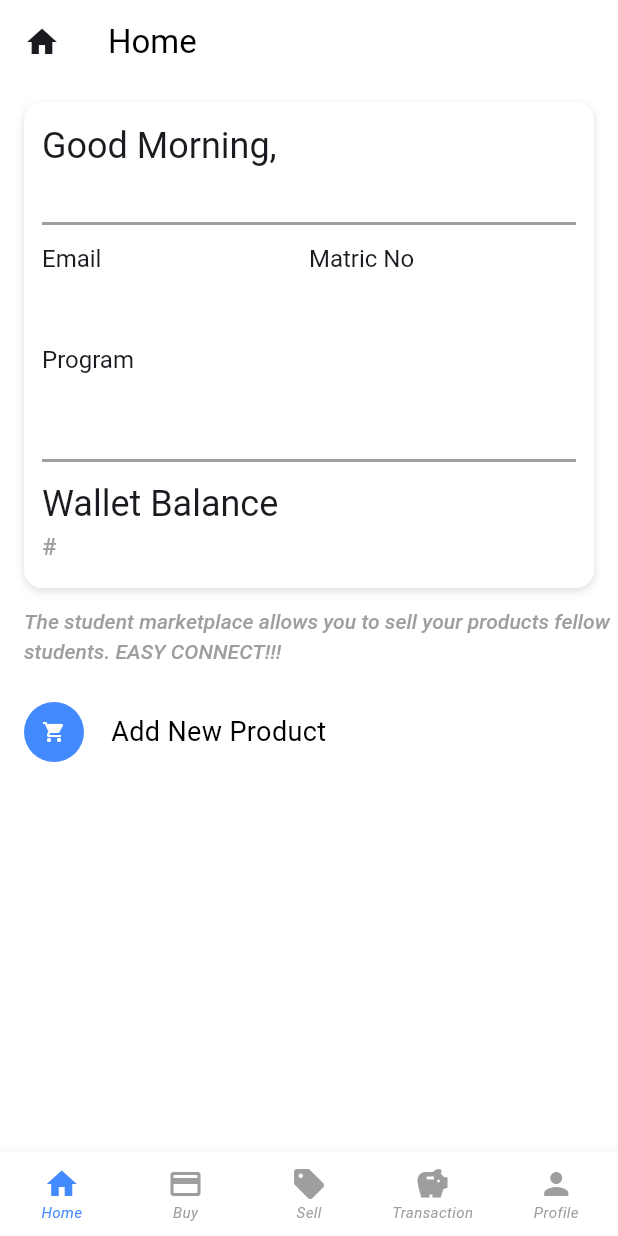
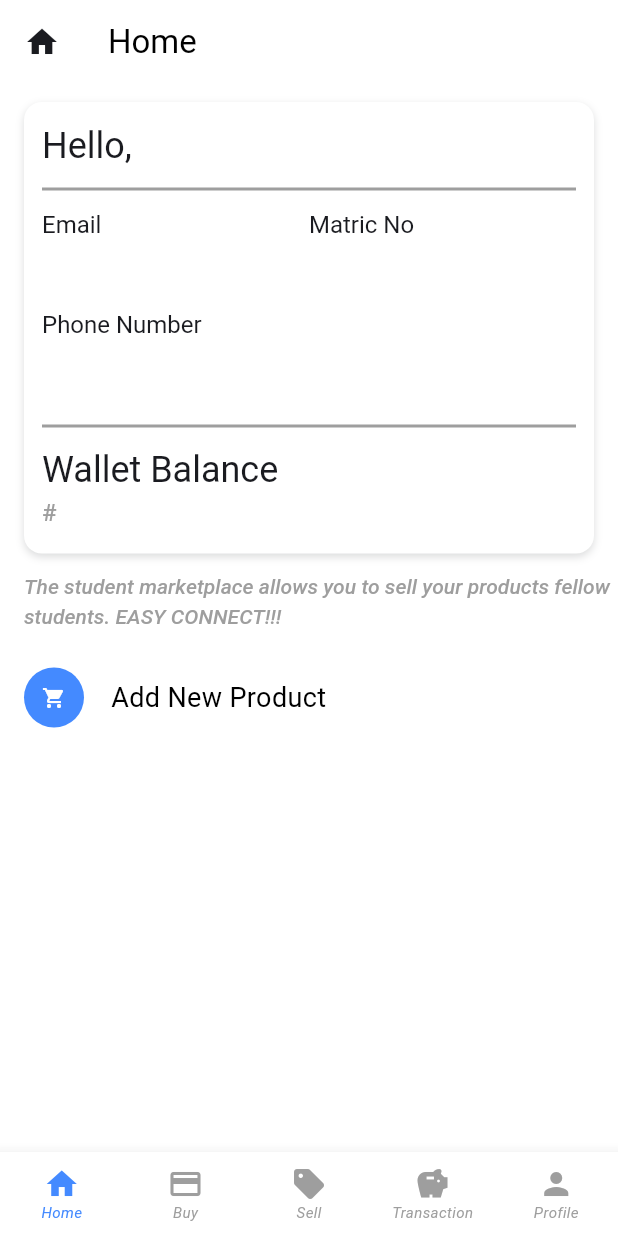
Before and after one commit to Lucasdeekay/StudentMarketplaceApp, a Flutter app: the DashboardScreen screen opened directly with empty values, on a phone screen of 412 x 824 dp. Run offline on Flutter 3.47's test engine with Material 3 defaults, Android fonts, the phone set to English and light mode, and no system bars; our stand-ins replace another_flushbar, auto_size_text, cached_network_image; missing offline and left inert: flutter_paystack; network calls fail; Roboto replaces fonts that are missing (Outfit, Plus Jakarta Sans); statements that could not run were skipped.

Commit message:
Updated changes

```diff
--- a/lib/components/bottom_nav.dart
+++ b/lib/components/bottom_nav.dart
@@ -9,7 +9,7 @@ import '../pages/payment_screen.dart';
 
 
 
-Widget BottomBar(BuildContext context, int index, String firstName, String lastName, String email, String matricNumber, String username, String user_id, String program){
+Widget BottomBar(BuildContext context, int index, String firstName, String lastName, String email, String matricNumber, String username, String user_id, String phone_number){
   return BottomNavigationBar(
     // Navigation Bar at the bottom
     backgroundColor: Colors.white,
@@ -54,22 +54,22 @@ Widget BottomBar(BuildContext context, int index, String firstName, String lastN
       // Handle navigation here
       if (index == 0) {
         // Navigate to the Product
-        Navigator.of(context).push(createRoute(DashboardScreen(firstName: firstName, lastName: lastName, email: email, matricNumber: matricNumber, username: username, user_id: user_id, program: program,)));
+        Navigator.of(context).push(createRoute(DashboardScreen(firstName: firstName, lastName: lastName, email: email, matricNumber: matricNumber, username: username, user_id: user_id, phone_number: phone_number,)));
       } else if (index == 1) {
         // Navigate to profile
-        Navigator.of(context).push(createRoute(SearchProductScreen(firstName: firstName, lastName: lastName, email: email, matricNumber: matricNumber, username: username, user_id: user_id, program: program,)));
+        Navigator.of(context).push(createRoute(SearchProductScreen(firstName: firstName, lastName: lastName, email: email, matricNumber: matricNumber, username: username, user_id: user_id, phone_number: phone_number,)));
       }
       else if (index == 2) {
         // Navigate to profile
-        Navigator.of(context).push(createRoute(MyProductsScreen(firstName: firstName, lastName: lastName, email: email, matricNumber: matricNumber, username: username, user_id: user_id, program: program,)));
+        Navigator.of(context).push(createRoute(MyProductsScreen(firstName: firstName, lastName: lastName, email: email, matricNumber: matricNumber, username: username, user_id: user_id, phone_number: phone_number,)));
       }
       else if (index == 3) {
         // Navigate to profile
-        Navigator.of(context).push(createRoute(PaymentScreen(firstName: firstName, lastName: lastName, email: email, matricNumber: matricNumber, username: username, user_id: user_id, program: program,)));
+        Navigator.of(context).push(createRoute(PaymentScreen(firstName: firstName, lastName: lastName, email: email, matricNumber: matricNumber, username: username, user_id: user_id, phone_number: phone_number,)));
       }
       else if (index == 4) {
         // Navigate to profile
-        Navigator.of(context).push(createRoute(ProfileScreen(firstName: firstName, lastName: lastName, email: email, matricNumber: matricNumber, username: username, user_id: user_id, program: program,)));
+        Navigator.of(context).push(createRoute(ProfileScreen(firstName: firstName, lastName: lastName, email: email, matricNumber: matricNumber, username: username, user_id: user_id, phone_number: phone_number,)));
       }
     },
   );
--- a/lib/pages/dashboard.dart
+++ b/lib/pages/dashboard.dart
@@ -1,8 +1,13 @@
+import 'dart:convert';
+
 import 'package:flutter/material.dart';
 import 'package:flutter/services.dart';
 import 'package:student_marketplace/pages/create_product.dart';
+import '../components/alert_manager.dart';
 import '../components/bottom_nav.dart';
+import '../components/greeting.dart';
 import '../components/route_manager.dart';
+import 'package:http/http.dart' as http;
 
 
 class DashboardScreen extends StatefulWidget {
@@ -12,7 +17,7 @@ class DashboardScreen extends StatefulWidget {
   final String matricNumber;
   final String username;
   final String user_id;
-  final String program;
+  final String phone_number;
 
   const DashboardScreen(
       {Key? key,
@@ -22,7 +27,7 @@ class DashboardScreen extends StatefulWidget {
         required this.matricNumber,
         required this.username,
         required this.user_id,
-        required this.program})
+        required this.phone_number})
       : super(key: key);
 
   @override
@@ -36,7 +41,7 @@ class _DashboardScreenState extends State<DashboardScreen> {
   String matricNumber = '';
   String username = '';
   String user_id = '';
-  String program = '';
+  String phone_number = '';
   String balance = '';
 
 
@@ -49,15 +54,14 @@ class _DashboardScreenState extends State<DashboardScreen> {
     matricNumber = widget.matricNumber;
     username = widget.username;
     user_id = widget.user_id;
-    program = widget.program;
+    phone_number = widget.phone_number;
+    fetchData();
   }
 
   Future<void> fetchData() async {
-
     try {
-      final response = await http.get(Uri.parse(
-          'https://localhost:8000/dashboard'));
-
+      final response = await http.get(Uri.parse('https://studentmarketplace.pythonanywhere.com/dashboard/?user_id=$user_id'));
+      print(json.decode(response.body));
       if (response.statusCode == 200) {
         final data = json.decode(response.body);
 
@@ -130,21 +134,11 @@ class _DashboardScreenState extends State<DashboardScreen> {
                       crossAxisAlignment: CrossAxisAlignment.start,
                       children: [
                         Text(
-                          'Good Morning,',
+                          'Hello, $lastName $firstName',
                           style: TextStyle(
                             fontWeight: FontWeight.w400,
                             fontSize: 24.0,
                             fontFamily: 'Outfit',
-                            letterSpacing: 0,
-                          ),
-                        ),
-                        Text(
-                          '$lastName $firstName',
-                          style: TextStyle(
-                            fontWeight: FontWeight.w500,
-                            fontSize: 16.0,
-                            fontFamily: 'Plus Jakarta Sans',
-                            color: Colors.grey,
                             letterSpacing: 0,
                           ),
                         ),
@@ -224,7 +218,7 @@ class _DashboardScreenState extends State<DashboardScreen> {
                                 crossAxisAlignment: CrossAxisAlignment.start,
                                 children: [
                                   Text(
-                                    'Program',
+                                    'Phone Number',
                                     style: TextStyle(
                                       fontWeight: FontWeight.normal,
                                       fontSize: 16,
@@ -237,7 +231,7 @@ class _DashboardScreenState extends State<DashboardScreen> {
                                     crossAxisAlignment: CrossAxisAlignment.center,
                                     children: [
                                       Text(
-                                        '$program',
+                                        '$phone_number',
                                         style: TextStyle(
                                           fontWeight: FontWeight.bold,
                                           fontSize: 14.0,
@@ -360,7 +354,7 @@ class _DashboardScreenState extends State<DashboardScreen> {
         ),
       ),
       bottomNavigationBar: BottomBar(context, 0, firstName, lastName, email,
-          matricNumber, username, user_id, program),
+          matricNumber, username, user_id, phone_number),
     );
   }
 }
--- a/lib/pages/forgot_password.dart
+++ b/lib/pages/forgot_password.dart
@@ -158,9 +158,8 @@ class _ForgotPasswordScreenState extends State<ForgotPasswordScreen> {
 
                                 infoFlushbar(context, "Loading...", "Signing in your account...");
 
-                                // Replace 'http://your_django_api_url/login' with your actual endpoint
                                 final response = await http.post(
-                                  Uri.parse('https://localhost:8000/forgot_password'),
+                                  Uri.parse('https://studentmarketplace.pythonanywhere.com/forgot_password'),
                                   headers: {
                                     'Content-Type': 'application/json',
                                   },
--- a/lib/pages/my_products.dart
+++ b/lib/pages/my_products.dart
@@ -183,9 +183,9 @@ class MyProductsScreen extends StatefulWidget {
   final String matricNumber;
   final String username;
   final String user_id;
-  final String program;
+  final String phone_number;
 
-  const MyProductsScreen({Key? key, required this.firstName, required this.lastName, required this.email, required this.matricNumber, required this.username, required this.user_id, required this.program}) : super(key: key);
+  const MyProductsScreen({Key? key, required this.firstName, required this.lastName, required this.email, required this.matricNumber, required this.username, required this.user_id, required this.phone_number}) : super(key: key);
 
   @override
   _MyProductsScreenState createState() => _MyProductsScreenState();
@@ -198,26 +198,26 @@ class _MyProductsScreenState extends State<MyProductsScreen> {
   String matricNumber = '';
   String username = '';
   String user_id = '';
-  String program = '';
+  String phone_number = '';
   ProductList? products;
 
   @override
   void initState() {
     super.initState();
-    fetchData();
     firstName = widget.firstName;
     lastName = widget.lastName;
     email = widget.email;
     matricNumber = widget.matricNumber;
     username = widget.username;
     user_id = widget.user_id;
-    program = widget.program;
+    phone_number = widget.phone_number;
+    fetchData();
   }
 
   Future<void> fetchData() async {
 
     try {
-      final response = await http.get(Uri.parse('https://localhost:8000/products'));
+      final response = await http.get(Uri.parse('https://studentmarketplace.pythonanywhere.com/products/?user_id=$user_id/'));
 
       if (response.statusCode == 200) {
         final data = json.decode(response.body);
@@ -297,7 +297,7 @@ class _MyProductsScreenState extends State<MyProductsScreen> {
           ],
         ),
       ),
-      bottomNavigationBar: BottomBar(context, 2, firstName, lastName, email, matricNumber, username, user_id, program),
+      bottomNavigationBar: BottomBar(context, 2, firstName, lastName, email, matricNumber, username, user_id, phone_number),
     );
   }
 }
--- a/lib/pages/payment_screen.dart
+++ b/lib/pages/payment_screen.dart
@@ -16,7 +16,7 @@ class PaymentScreen extends StatefulWidget {
   final String matricNumber;
   final String username;
   final String user_id;
-  final String program;
+  final String phone_number;
 
   const PaymentScreen(
       {Key? key,
@@ -26,7 +26,7 @@ class PaymentScreen extends StatefulWidget {
         required this.matricNumber,
         required this.username,
         required this.user_id,
-        required this.program})
+        required this.phone_number})
       : super(key: key);
 
   @override
@@ -46,11 +46,11 @@ class _PaymentScreenState extends State<PaymentScreen> {
   String matricNumber = '';
   String username = '';
   String user_id = '';
-  String program = '';
+  String phone_number = '';
 
   final emailRegex = RegExp(r"[a-zA-Z0-9.!#$%&'*+/=?^_`{|}~-]+@[a-zA-Z0-9](?:[a-zA-Z0-9-]{0,61}[a-zA-Z0-9])?(?:\.[a-zA-Z0-9](?:[a-zA-Z0-9-]{0,61}[a-zA-Z0-9])?)*");
 
-  var publicKey = '';
+  var publicKey = 'pk_test_0f30abd4793da6f7064c7a7fafd0fefa0c9d50d9';
   final plugin = PaystackPlugin();
 
   @override
@@ -62,7 +62,7 @@ class _PaymentScreenState extends State<PaymentScreen> {
     matricNumber = widget.matricNumber;
     username = widget.username;
     user_id = widget.user_id;
-    program = widget.program;
+    phone_number = widget.phone_number;
     plugin.initialize(publicKey: publicKey);
     generateTransactionRef();
   }
@@ -337,7 +337,7 @@ class _PaymentScreenState extends State<PaymentScreen> {
         ],
       ),
       bottomNavigationBar: BottomBar(context, 3, firstName, lastName, email,
-          matricNumber, username, user_id, program),
+          matricNumber, username, user_id, phone_number),
     );
   }
 
@@ -373,7 +373,7 @@ class _PaymentScreenState extends State<PaymentScreen> {
 
   void savePaymentData(String amount, String description) async {
     String apiUrl;
-    description == 'Deposit' ? apiUrl = 'https://localhost:8000/wallet/deposit/' : apiUrl = 'https://localhost:8000/wallet/withdraw/';
+    description == 'Deposit' ? apiUrl = 'https://studentmarketplace.pythonanywhere.com/wallet/deposit/?user_id=$user_id/' : apiUrl = 'https://studentmarketplace.pythonanywhere.com/wallet/withdraw/?user_id=$user_id/';
     final headers = {'Content-Type': 'application/json'};
     final data = {
       'amount': amount,
--- a/lib/pages/product_detail.dart
+++ b/lib/pages/product_detail.dart
@@ -201,19 +201,20 @@ class _ProductDetailScreenState extends State<ProductDetailScreen> {
                           onPressed: () async {
                             // Handle button press action
                             final response = await http.delete(
-                              Uri.parse('https://localhost:8000/products/$product_id/delete')
+                              Uri.parse('https://studentmarketplace.pythonanywhere.com/products/$product_id/delete/')
                             );
 
                             if (response.statusCode == 200) {
                               // Login successful! Parse the response (replace with your actual data structure)
                               var data = jsonDecode(response.body);
                               String successMessage = data['success'];
+                              data = data['student'];
 
                               successFlushbar(context, "Success", successMessage);
                               Future.delayed(Duration(seconds: 3), () {
                                 // Pass the token to the home screen (or handle it appropriately)
                                 Navigator.of(context).pushAndRemoveUntil(
-                                  createRoute(MyProductsScreen(firstName:data['first_name'], lastName: data['last_name'], email: data['email'], matricNumber: data['matric_no'], username: data['username'], user_id: data['user_id'], program: data['program'],)),
+                                  createRoute(MyProductsScreen(firstName:data['first_name'], lastName: data['last_name'], email: data['email'], matricNumber: data['matric_no'], username: data['user_username'], user_id: '${data['user']}', phone_number: data['phone_number'],)),
                                       (route) => false,
                                 );
                               });
--- a/lib/pages/profile.dart
+++ b/lib/pages/profile.dart
@@ -14,9 +14,9 @@ class ProfileScreen extends StatefulWidget {
   final String matricNumber;
   final String username;
   final String user_id;
-  final String program;
+  final String phone_number;
 
-  const ProfileScreen({Key? key, required this.firstName, required this.lastName, required this.email, required this.matricNumber, required this.username, required this.user_id, required this.program}) : super(key: key);
+  const ProfileScreen({Key? key, required this.firstName, required this.lastName, required this.email, required this.matricNumber, required this.username, required this.user_id, required this.phone_number}) : super(key: key);
 
   @override
   _ProfileScreenState createState() => _ProfileScreenState();
@@ -29,7 +29,7 @@ class _ProfileScreenState extends State<ProfileScreen> {
   String matricNumber = '';
   String username = '';
   String user_id = '';
-  String program = '';
+  String phone_number = '';
 
   @override
   void initState() {
@@ -40,7 +40,7 @@ class _ProfileScreenState extends State<ProfileScreen> {
     matricNumber = widget.matricNumber;
     username = widget.username;
     user_id = widget.user_id;
-    program = widget.program;
+    phone_number = widget.phone_number;
   }
 
   @override
@@ -260,7 +260,7 @@ class _ProfileScreenState extends State<ProfileScreen> {
                               highlightColor: Colors.transparent,
                               onTap: () async {
                                 final response = await http.post(
-                                  Uri.parse('https://www.priceprediction.com.ng/logout'),
+                                  Uri.parse('https://studentmarketplace.pythonanywhere.com/logout'),
                                   headers: {
                                     'Content-Type': 'application/json',
                                   },
@@ -317,7 +317,7 @@ class _ProfileScreenState extends State<ProfileScreen> {
           ],
         ),
       ),
-      bottomNavigationBar: BottomBar(context, 4, firstName, lastName, email, matricNumber, username, user_id, program),
+      bottomNavigationBar: BottomBar(context, 4, firstName, lastName, email, matricNumber, username, user_id, phone_number),
     );
   }
 }
--- a/lib/pages/retrieve_password.dart
+++ b/lib/pages/retrieve_password.dart
@@ -274,9 +274,8 @@ class _RetrievePasswordScreenState extends State<RetrievePasswordScreen> {
 
                                 infoFlushbar(context, "Loading...", "Signing in your account...");
 
-                                // Replace 'http://your_django_api_url/login' with your actual endpoint
                                 final response = await http.post(
-                                  Uri.parse('https://localhost:8000/retrieve_password'),
+                                  Uri.parse('https://studentmarketplace.pythonanywhere.com/retrieve_password'),
                                   headers: {
                                     'Content-Type': 'application/json',
                                   },
--- a/lib/pages/search_products.dart
+++ b/lib/pages/search_products.dart
@@ -18,9 +18,10 @@ class ProductItem extends StatelessWidget {
   final String available_quantity;
   final String category;
   final String image;
+  final String user_id;
 
 
-  ProductItem({required this.product_id, required this.title, required this.description, required this.price, required this.available_quantity, required this.category, required this.image});
+  ProductItem({required this.product_id, required this.title, required this.description, required this.price, required this.available_quantity, required this.category, required this.image, required this.user_id});
 
   @override
   Widget build(BuildContext context) {
@@ -34,7 +35,7 @@ class ProductItem extends StatelessWidget {
           onTap: () async {
             // Handle "Sign In" tap (e.g., navigate to sign in screen)
             Navigator.of(context)
-                .push(createRoute(PurchaseProductScreen(product_id: product_id, title: title, description: description, price: price, available_quantity: available_quantity, image: image)));
+                .push(createRoute(PurchaseProductScreen(product_id: product_id, title: title, description: description, price: price, available_quantity: available_quantity, image: image, user_id: user_id)));
           },
           child: Container(
             width: double.infinity,
@@ -160,7 +161,7 @@ class ProductList {
 
   ProductList({required this.items});
 
-  factory ProductList.fromJson(List<dynamic> json) {
+  factory ProductList.fromJson(List<dynamic> json, String user_id) {
     List<ProductItem> items = [];
 
     for (var item in json) {
@@ -172,6 +173,7 @@ class ProductList {
         available_quantity: '${item['available_quantity']}',
         category: '${item['category']}',
         image: '${item['image']}',
+        user_id: user_id,
       ));
     }
 
@@ -186,7 +188,7 @@ class SearchProductScreen extends StatefulWidget {
   final String matricNumber;
   final String username;
   final String user_id;
-  final String program;
+  final String phone_number;
 
   const SearchProductScreen(
       {Key? key,
@@ -196,7 +198,7 @@ class SearchProductScreen extends StatefulWidget {
       required this.matricNumber,
       required this.username,
       required this.user_id,
-      required this.program})
+      required this.phone_number})
       : super(key: key);
 
   @override
@@ -210,7 +212,7 @@ class _SearchProductScreenState extends State<SearchProductScreen> {
   String matricNumber = '';
   String username = '';
   String user_id = '';
-  String program = '';
+  String phone_number = '';
   ProductList? products;
 
   TextEditingController searchBarTextController = TextEditingController();
@@ -224,19 +226,19 @@ class _SearchProductScreenState extends State<SearchProductScreen> {
     matricNumber = widget.matricNumber;
     username = widget.username;
     user_id = widget.user_id;
-    program = widget.program;
+    phone_number = widget.phone_number;
   }
 
   Future<void> fetchData(searchText) async {
     try {
       final response = await http
-          .get(Uri.parse('https://www.priceprediction.com.ng/dashboard'));
+          .get(Uri.parse('https://studentmarketplace.pythonanywhere.com/dashboard/?user_id=$user_id/'));
 
       if (response.statusCode == 200) {
         final data = json.decode(response.body);
 
         setState(() {
-          products = ProductList.fromJson(data['products']);
+          products = ProductList.fromJson(data['products'], user_id);
         });
       } else {
         // Handle API error
@@ -320,7 +322,7 @@ class _SearchProductScreenState extends State<SearchProductScreen> {
                           borderRadius: BorderRadius.circular(8),
                         ),
                         filled: true,
-                        fillColor: Colors.grey,
+                        fillColor: Colors.white,
                       ),
                       style: const TextStyle(
                         fontSize: 16.0,
@@ -406,7 +408,7 @@ class _SearchProductScreenState extends State<SearchProductScreen> {
         ),
       ),
       bottomNavigationBar: BottomBar(context, 1, firstName, lastName, email,
-          matricNumber, username, user_id, program),
+          matricNumber, username, user_id, phone_number),
     );
   }
 }
--- a/lib/pages/sign_in.dart
+++ b/lib/pages/sign_in.dart
@@ -249,9 +249,8 @@ class _SignInScreenState extends State<SignInScreen> {
                                 infoFlushbar(context, "Loading...",
                                     "Signing in your account...");
 
-                                // Replace 'http://your_django_api_url/login' with your actual endpoint
                                 final response = await http.post(
-                                  Uri.parse('https://localhost:8000/login'),
+                                  Uri.parse('https://studentmarketplace.pythonanywhere.com/login'),
                                   headers: {
                                     'Content-Type': 'application/json',
                                   },
@@ -265,12 +264,13 @@ class _SignInScreenState extends State<SignInScreen> {
                                   // Login successful! Parse the response (replace with your actual data structure)
                                   var data = jsonDecode(response.body);
                                   String successMessage = data['success'];
+                                  data = data["student"];
 
                                   successFlushbar(context, "Success", successMessage);
                                   Future.delayed(Duration(seconds: 3), () {
                                     // Pass the token to the home screen (or handle it appropriately)
                                     Navigator.of(context).pushAndRemoveUntil(
-                                      createRoute(DashboardScreen(firstName:data['first_name'], lastName: data['last_name'], email: data['email'], matricNumber: data['matric_no'], username: data['username'], user_id: data['user_id'], program: data['program'],)),
+                                      createRoute(DashboardScreen(firstName:data['first_name'], lastName: data['last_name'], email: data['email'], matricNumber: data['matric_no'], username: data['user_username'], user_id: '${data['user']}', phone_number: data['phone_number'],)),
                                           (route) => false,
                                     );
                                   });
--- a/lib/pages/support.dart
+++ b/lib/pages/support.dart
@@ -226,9 +226,8 @@ class _SupportScreenState extends State<SupportScreen> {
 
                                 infoFlushbar(context, "Loading...", "Sending mail...");
 
-                                // Replace 'http://your_django_api_url/login' with your actual endpoint
                                 final response = await http.post(
-                                  Uri.parse('http://localhost:8000/support/email'),
+                                  Uri.parse('https://studentmarketplace.pythonanywhere.com/support/email'),
                                   headers: {
                                     'Content-Type': 'application/json',
                                   },
```
Also changed, not shown: lib/pages/create_product.dart (+2 -7 lines), lib/pages/purchase_product.dart (+11 -7 lines), lib/pages/sign_up.dart (+108 -81 lines).
